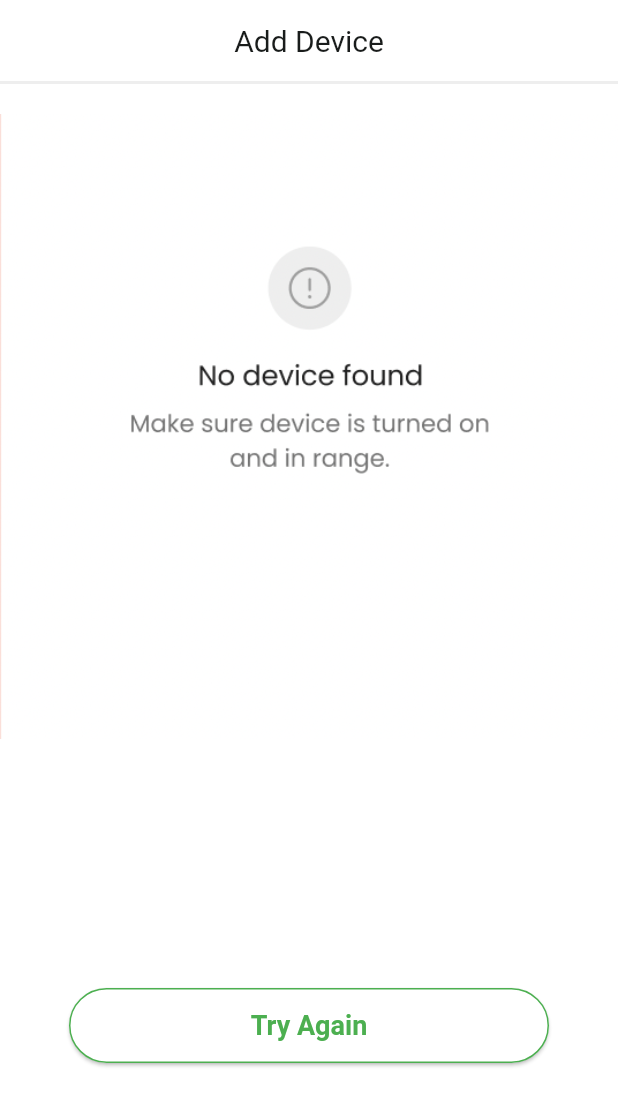
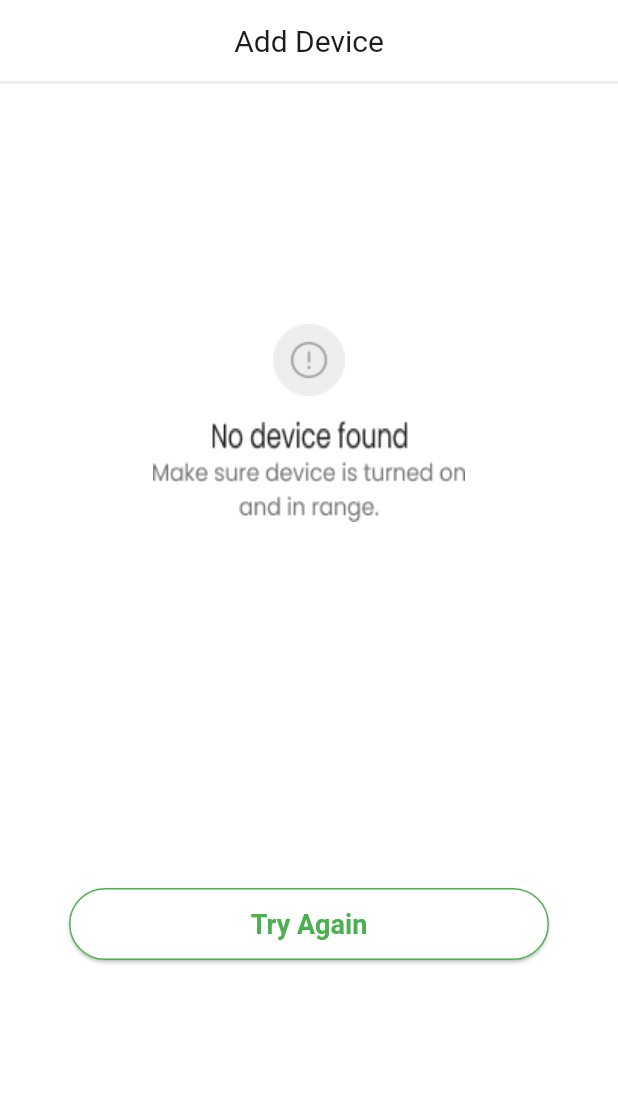
Before and after one commit to kwakdeung/lymphowear_remote_app, a Flutter app: the PairingFailed screen opened directly, on a phone screen of 412 x 824 dp. Shown: the top 1106 px of the screen. Run offline on Flutter 3.47's test engine with Material 2 defaults, Android fonts, the phone set to English and light mode, and no system bars; our stand-ins replace device_preview.

Commit message:
image modify

```diff
--- a/lib/pages/pairing/pairing_failed.dart
+++ b/lib/pages/pairing/pairing_failed.dart
@@ -1,5 +1,4 @@
 import 'package:flutter/material.dart';
-import 'package:lymphowear_remote_app/constants.dart';
 import 'package:lymphowear_remote_app/pages/pairing/pairing_loading.dart';
 
 class PairingFailed extends StatefulWidget {
@@ -51,27 +50,41 @@ class _PairingFailedState extends State<PairingFailed> {
       ),
       body: Center(
         child: Column(
-          mainAxisAlignment: MainAxisAlignment.start,
+          mainAxisAlignment: MainAxisAlignment.center,
           children: <Widget>[
-            if (isMobileWidth(context))
-              Container(
-                margin: const EdgeInsets.fromLTRB(0, 20, 0, 66),
-                padding: const EdgeInsets.all(0.0),
-                width: double.infinity,
-                alignment: Alignment.center,
-                decoration: const BoxDecoration(
-                  shape: BoxShape.rectangle,
-                  color: Colors.white,
-                ),
-                child: Image.asset(
-                  'assets/images/Pairing02_2.png',
-                  fit: BoxFit.fill,
-                ),
+            Container(
+              margin: const EdgeInsets.fromLTRB(156, 80, 156, 16),
+              padding: const EdgeInsets.all(0.0),
+              width: 48,
+              height: 48,
+              child: Image.asset(
+                'assets/images/Pairing02_2_alert.png',
+                fit: BoxFit.fill,
               ),
+            ),
             Container(
-              margin: const EdgeInsets.fromLTRB(0, 100, 0, 100),
+              margin: const EdgeInsets.fromLTRB(115, 0, 114, 8),
               padding: const EdgeInsets.all(0.0),
-              width: double.infinity,
+              width: 131,
+              height: 20,
+              child: Image.asset(
+                'assets/images/Pairing02_2_title.png',
+                fit: BoxFit.fill,
+              ),
+            ),
+            Container(
+              margin: const EdgeInsets.fromLTRB(76, 0, 76, 0),
+              padding: const EdgeInsets.all(0.0),
+              width: 208,
+              height: 40,
+              child: Image.asset(
+                'assets/images/Pairing02_2_content.png',
+                fit: BoxFit.fill,
+              ),
+            ),
+            Container(
+              margin: const EdgeInsets.fromLTRB(20, 220, 20, 80),
+              padding: const EdgeInsets.fromLTRB(12, 24, 12, 24),
               alignment: Alignment.center,
               decoration: const BoxDecoration(
                 shape: BoxShape.rectangle,
@@ -79,7 +92,7 @@ class _PairingFailedState extends State<PairingFailed> {
               ),
               child: ElevatedButton(
                 style: ElevatedButton.styleFrom(
-                  fixedSize: const Size(320, 50),
+                  fixedSize: const Size(320, 48),
                   primary: Colors.white,
                   onPrimary: Colors.green[500],
                   surfaceTintColor: Colors.white,
```
Also changed, not shown: assets/images/Pairing02_2.png (deleted), assets/images/Pairing02_2_alert.png (added), assets/images/Pairing02_2_content.png (added), assets/images/Pairing02_2_title.png (added).
